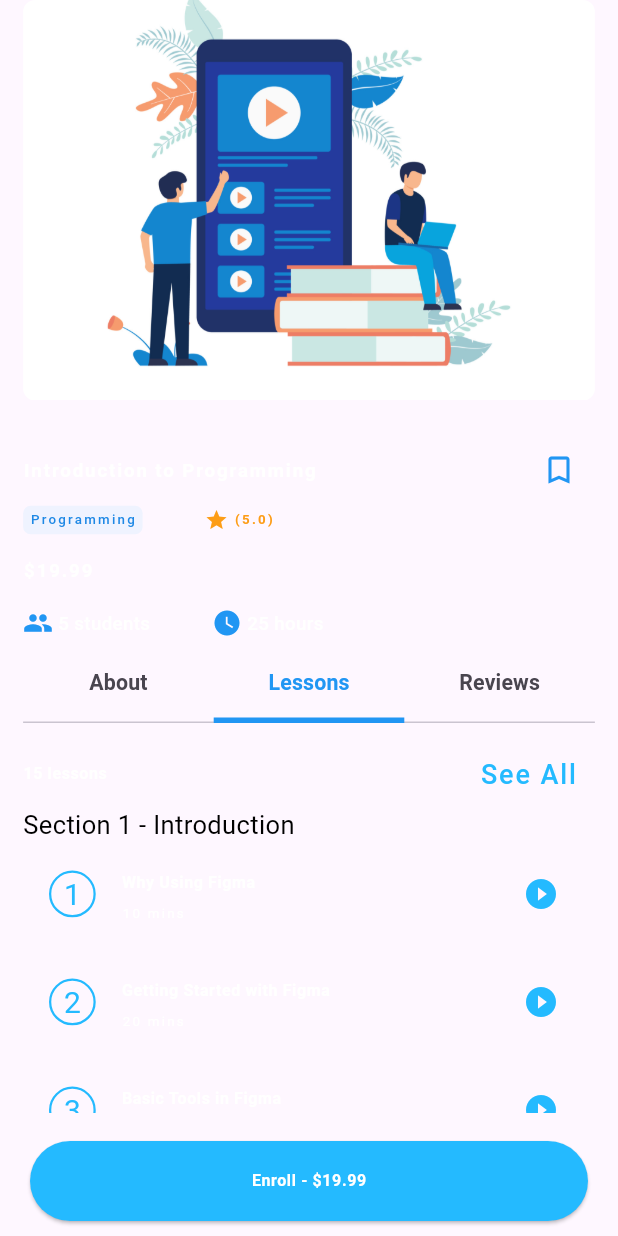
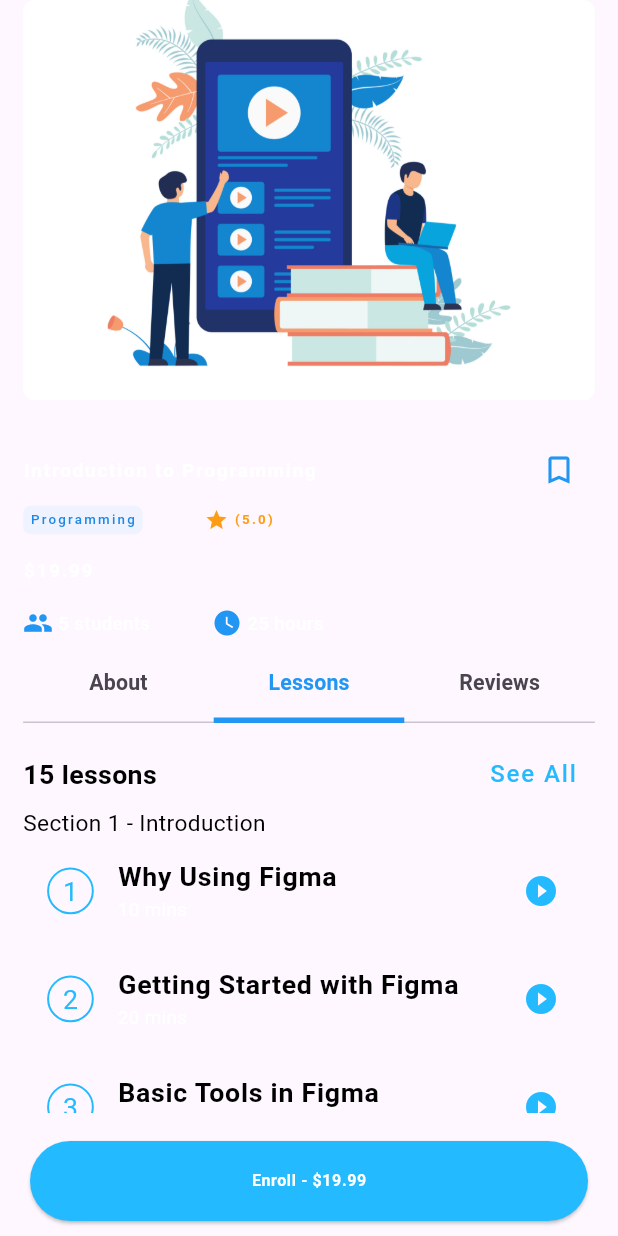
Before and after one commit to mohammedezz20/E_Learnning_App, a Flutter app: the CourseDetails screen opened directly with sample values from the repository, tab 2 chosen, on a phone screen of 412 x 824 dp. Run offline on Flutter 3.47's test engine with Material 3 defaults, Android fonts, the phone set to English and light mode, and no system bars; our stand-ins replace awesome_snackbar_content, bloc, country_picker, device_info_plus, equatable, flutter_bloc and 8 more; accounts and stored records are empty.

Commit message:
Edited lessons and reviews

```diff
--- a/lib/features/Cources/presentation/widgets/lessons_tab_widget.dart
+++ b/lib/features/Cources/presentation/widgets/lessons_tab_widget.dart
@@ -1,4 +1,3 @@
-import 'package:flutter/cupertino.dart';
 import 'package:flutter/material.dart';
 import 'package:flutter_screenutil/flutter_screenutil.dart';
 
@@ -40,35 +39,56 @@ class Lessons extends StatelessWidget {
             children: [
               Text(
                 '15 lessons',
-                style: Theme.of(context)
-                    .textTheme
-                    .bodySmall
-                    ?.copyWith(fontWeight: FontWeight.bold),
+                style: TextStyle(fontSize: 20.sp, color: Colors.black, fontWeight: FontWeight.bold),
               ),
               Spacer(),
               TextButton(
                 onPressed: () {
                   // Handle "See All" button click
                 },
-                child: Text('See All',style: TextStyle(fontSize: 18,color: Color(0XFF24BAFF)),),
+                child: Text(
+                  'See All',
+                  style: TextStyle(fontSize: 18.sp, color: Color(0XFF24BAFF)),
+                ),
               ),
             ],
           ),
-          _buildSection('Section 1 - Introduction', CourseData.section1Lessons),
-          _buildSection('Section 2 - Advanced Techniques', CourseData.section2Lessons),
-          _buildSection('Section 3 - Projects', CourseData.section3Lessons),
+          _Section(
+            sectionTitle: 'Section 1 - Introduction',
+            lessons: CourseData.section1Lessons,
+          ),
+          _Section(
+            sectionTitle: 'Section 2 - Advanced Techniques',
+            lessons: CourseData.section2Lessons,
+          ),
+          _Section(
+            sectionTitle: 'Section 3 - Projects',
+            lessons: CourseData.section3Lessons,
+          ),
         ],
       ),
     );
   }
+}
 
-  Widget _buildSection(String sectionTitle, List<Lesson> lessons) {
+class _Section extends StatelessWidget {
+  final String sectionTitle;
+  final List<Lesson> lessons;
+
+  const _Section({
+    Key? key,
+    required this.sectionTitle,
+    required this.lessons,
+  }) : super(key: key);
+
+  @override
+  Widget build(BuildContext context) {
     return Column(
       crossAxisAlignment: CrossAxisAlignment.start,
       children: [
         Text(
           sectionTitle,
-          style: TextStyle(fontSize: 17,color: Colors.black),
+          style: TextStyle(fontSize: 17.sp, color: Colors.black),
         ),
         ListView.builder(
           shrinkWrap: true,
@@ -77,24 +97,27 @@ class Lessons extends StatelessWidget {
           itemBuilder: (context, index) {
             return ListTile(
               leading: Container(
-                width: 35.w,
-                height: 35.h,
+                width: 35.r,
+                height: 35.r,
                 decoration: BoxDecoration(
                   shape: BoxShape.circle,
-                  border: Border.all(color: Color(0XFF24BAFF), width: 1.5),
+                  border: Border.all(color: Color(0XFF24BAFF), width: 1.5.r),
                 ),
                 child: Center(
                   child: Text(
                     '${index + 1}',
-                    style: TextStyle(fontSize: 20, color: Color(0XFF24BAFF)),
+                    style: TextStyle(fontSize: 20.sp, color: Color(0XFF24BAFF)),
                   ),
                 ),
               ),
-              title: Text(lessons[index].title,style: Theme.of(context)
-                  .textTheme
-                  .bodySmall
-                  ?.copyWith(fontWeight: FontWeight.bold),),
-              subtitle: Text(lessons[index].duration,style: Theme.of(context).textTheme.labelSmall,),
+              title: Text(
+                lessons[index].title,
+                style: TextStyle(fontSize: 20.sp, color: Colors.black, fontWeight: FontWeight.bold),
+              ),
+              subtitle: Text(
+                lessons[index].duration,
+                style: Theme.of(context).textTheme.bodyText2,
+              ),
               trailing: Icon(Icons.play_circle_fill, color: Color(0XFF24BAFF)),
             );
           },
```
Also changed, not shown: lib/features/Cources/presentation/widgets/review_tab_widget.dart (+125 -59 lines).
